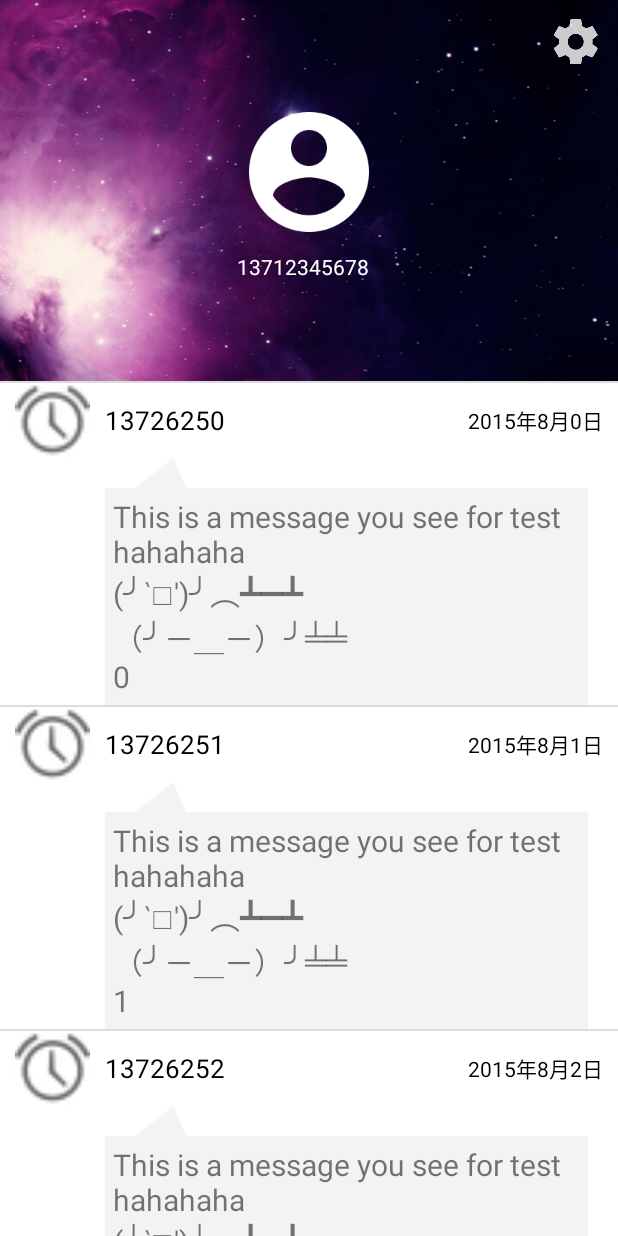
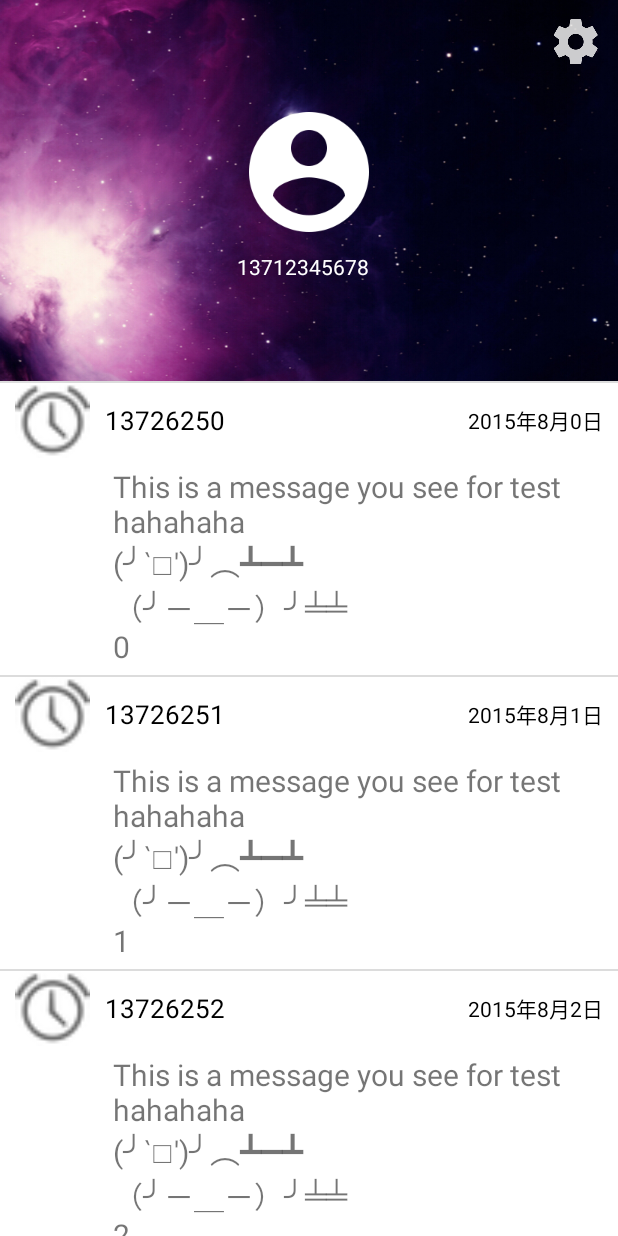
Before and after one commit to micapp/MicApp, an Android app: the MessageActivity screen opened directly, with no data from a screen before it, on a phone screen of 412 x 824 dp. Run offline under Robolectric (Android 15) with nearby library versions, the phone set to English and light mode, and no system bars; libraries missing offline, so code that uses them is left out: com.github.ksoichiro.android, com.race604.flyrefresh; plain views replace FlyRefreshLayout; 2 statements that could not run were skipped.

```diff
--- a/app/build.gradle
+++ b/app/build.gradle
@@ -34,4 +34,5 @@ dependencies {
     compile 'me.drakeet.materialdialog:library:1.2.2'
     compile 'com.race604.flyrefresh:library:1.0.2'
     compile 'com.github.gabrielemariotti.cards:cardslib-core:2.1.0'
+    compile 'in.srain.cube:ultra-ptr:1.0.10'
 }
--- a/app/src/main/res/layout/message_item.xml
+++ b/app/src/main/res/layout/message_item.xml
@@ -12,7 +12,6 @@
             android:layout_width="50dp"
             android:layout_height="50dp"
             android:id="@+id/iv_message_icon"
-            android:background="@drawable/ic_account_circle_black_48dp"
             android:layout_marginLeft="10dp"/>
         <TextView
             android:layout_width="wrap_content"
@@ -35,24 +34,15 @@
             android:id="@+id/tv_message_date"
             />
     </RelativeLayout>
-    <ImageView
-        android:layout_width="wrap_content"
-        android:layout_height="wrap_content"
-        android:background="@drawable/corner"
-        android:layout_below="@+id/rl_message_top"
-        android:layout_marginLeft="90dp"
-        android:layout_marginRight="20dp"
-        android:id="@+id/corner"
-        />
+
         <TextView
             android:layout_width="wrap_content"
             android:layout_height="wrap_content"
             android:text="测试文字测试文字测试文字测试文字测试文字测试文字测试文字测试文字测试文字测试文字测试文字测试文字测试文字测试文字测试文字测试文字测试文字测试文字测试文字测试文字测试文字测试文字测试文字测试文字测试文字"
-            android:layout_below="@id/corner"
             android:layout_marginLeft="70dp"
             android:layout_marginRight="20dp"
             android:textSize="20sp"
-            android:background="#F2F3F5"
+            android:layout_below="@+id/rl_message_top"
             android:padding="5dp"
             android:id="@+id/tv_message_content"/>
 
```
Also changed, not shown: app/src/main/java/com/feng/DemoTest/CardActivity.java (+54 -7 lines), app/src/main/java/com/feng/DemoTest/MyCardAdapter.java (deleted, +0 -17 lines), app/src/main/res/layout/activity_card.xml (+15 -1 lines), app/src/main/res/values/arrays.xml (added, +19 -0 lines), app/src/main/res/drawable-xxhdpi/i1.png (added), app/src/main/res/drawable-xxhdpi/i2.png (added), app/src/main/res/drawable-xxhdpi/i3.png (added), app/src/main/res/drawable-xxhdpi/i4.png (added), app/src/main/res/drawable-xxhdpi/i5.png (added), app/src/main/res/drawable-xxhdpi/i6.png (added), 1 other file.
